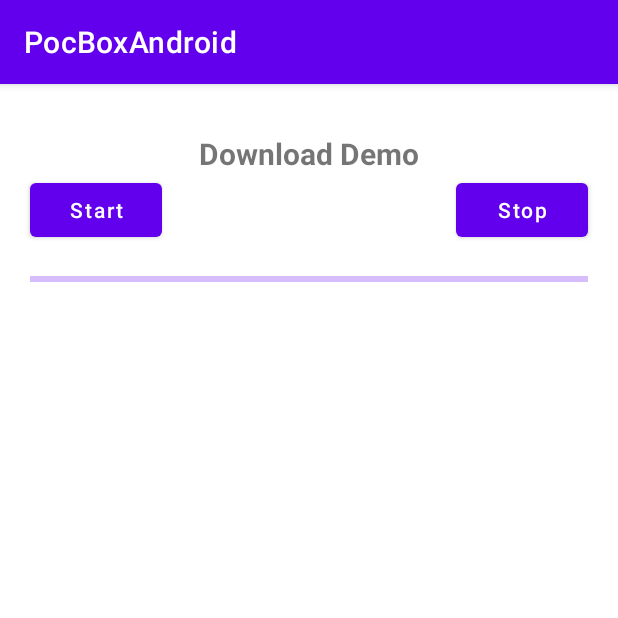
After one commit to roymithun/PocBoxAndroid, an Android app: the TestDownloadFragment screen opened through its navigation route, on a phone screen of 412 x 824 dp, the top half of it. The commit adds this screen. Run offline under Robolectric (Android 15) with nearby library versions, the phone set to English and light mode, and no system bars.

Commit message:
download manager implementation added

```diff
--- a/app/src/main/java/com/inhouse/pocboxandroid/topiclist/TopicListFragment.kt
+++ b/app/src/main/java/com/inhouse/pocboxandroid/topiclist/TopicListFragment.kt
@@ -45,6 +45,7 @@ class TopicListFragment : BaseFragment() {
                     when (it) {
                         0 -> TopicListFragmentDirections.actionTopicListFragmentToTopicImageSliderFragment()
                         1 -> TopicListFragmentDirections.actionTopicListFragmentToNotificationFragment()
+                        2 -> TopicListFragmentDirections.actionTopicListFragmentToTestDownloadFragment()
                         else -> null
                     }
                 action?.let { findNavController().navigate(action) }
@@ -57,8 +58,9 @@ class TopicListFragment : BaseFragment() {
         val topics: ArrayList<Topic> = ArrayList()
         topics.add(Topic("Image Slider", 0))
         topics.add(Topic("Notifications", 1))
-        topics.add(Topic("Tone Generator", 2))
-        topics.add(Topic("Signature Pad", 3))
+        topics.add(Topic("Download Test", 2))
+//        topics.add(Topic("Tone Generator", 2))
+//        topics.add(Topic("Signature Pad", 3))
         return topics
     }
 }
--- /dev/null
+++ b/app/src/main/java/com/inhouse/pocboxandroid/topics/download_manager/TestDownloadFragment.kt
@@ -0,0 +1,149 @@
+package com.inhouse.pocboxandroid.topics.download_manager
+
+import android.app.DownloadManager
+import android.content.BroadcastReceiver
+import android.content.Context
+import android.content.Intent
+import android.content.IntentFilter
+import android.net.Uri
+import android.os.Bundle
+import android.os.Environment
+import android.util.Log
+import android.view.LayoutInflater
+import android.view.View
+import android.view.ViewGroup
+import android.widget.ProgressBar
+import android.widget.Toast
+import androidx.fragment.app.Fragment
+import androidx.lifecycle.ViewModelProvider
+import com.inhouse.pocboxandroid.databinding.FragmentTestDownloadBinding
+import kotlinx.coroutines.*
+
+const val TAG = "TestDownloadFragment"
+
+// best source of large file url:
+// https://ocw.mit.edu/courses/mathematics/18-03sc-differential-equations-fall-2011/unit-i-first-order-differential-equations/geometric-methods/
+const val DOWNLOAD_URL =
+    "https://ia801900.us.archive.org/26/items/MIT7.016F18/MIT7_016F18_lec01_300k.mp4"
+//    "http://ia802305.us.archive.org/7/items/MIT18.03S06/mit-ocw-18.03-lec1-05feb2003-220k.mp4"
+//    "https://audio-ssl.itunes.apple.com/itunes-assets/AudioPreview125/v4/b7/f7/f1/b7f7f145-c824-33c1-ed57-7e991a20d440/mzaf_15742476855522572910.plus.aac.p.m4a"
+
+class TestDownloadFragment : Fragment() {
+    private lateinit var binding: FragmentTestDownloadBinding
+    private lateinit var downloadManager: DownloadManager
+    private val downloadUri: Uri by lazy {
+        Uri.parse(DOWNLOAD_URL)
+    }
+    private val viewModel: TestDownloadViewModel by lazy {
+        ViewModelProvider(this).get(TestDownloadViewModel::class.java)
+    }
+
+    private val coroutineExceptionHandler: CoroutineExceptionHandler =
+        CoroutineExceptionHandler { _, throwable ->
+            coroutineScope.launch(Dispatchers.Main) {
+                Log.e(TAG, "show error message")
+                Toast.makeText(requireContext(), "Encountered an error!", Toast.LENGTH_SHORT).show()
+            }
+
+            GlobalScope.launch { println("Caught $throwable") }
+        }
+    private val job = Job()
+    private val coroutineScope = CoroutineScope(Dispatchers.Main + job + coroutineExceptionHandler)
+
+    override fun onCreateView(
+        inflater: LayoutInflater, container: ViewGroup?,
+        savedInstanceState: Bundle?
+    ): View? {
+        binding = FragmentTestDownloadBinding.inflate(layoutInflater)
+        return binding.root
+    }
+
+    override fun onViewCreated(view: View, savedInstanceState: Bundle?) {
+        super.onViewCreated(view, savedInstanceState)
+        downloadManager =
+            requireContext().getSystemService(Context.DOWNLOAD_SERVICE) as DownloadManager
+
+        binding.btnDownload.setOnClickListener { downloadData() }
+
+        binding.btnStop.setOnClickListener {
+            downloading = false
+            downloadManager.remove(currentDownloadId)
+            binding.linearProgressIndicator.progress = 0
+            binding.linearProgressIndicator.requestLayout()
+        }
+    }
+
+    private fun dummyProgress(progressBar: ProgressBar) {
+        var progressStatus = 0
+        coroutineScope.launch(Dispatchers.IO) {
+            while (progressStatus < 100) {
+                progressStatus += 1
+                withContext(Dispatchers.Main) {
+                    progressBar.progress = progressStatus
+                }
+                Thread.sleep(200)
+            }
+        }
+    }
+
+    private var currentDownloadId: Long = -1
+    private fun downloadData() {
+        val downloadRequest = DownloadManager.Request(downloadUri)
+        downloadRequest.setTitle("Mp4 download")
+        downloadRequest.setDescription("A 30 seconds mp4 is to be downloaded from itunes store")
+        downloadRequest.setDestinationInExternalFilesDir(
+            requireContext(),
+            Environment.DIRECTORY_MUSIC,
+            "dummy.mp4"
+        )
+
+        currentDownloadId = downloadManager.enqueue(downloadRequest)
+        Log.d(TAG, "download = $currentDownloadId")
+        setupProgress(currentDownloadId)
+        requireContext().registerReceiver(downloadBroadcastReceiver, intentFilter)
+    }
+
+    var downloading = true
+    private fun setupProgress(downloadId: Long) {
+        val downloadQuery = DownloadManager.Query().setFilterById(downloadId)
+
+        val progressBar = binding.linearProgressIndicator
+        progressBar.apply {
+            max = 100
+        }
+        coroutineScope.launch(Dispatchers.IO) {
+            var progressStatus: Int
+            while (downloading) {
+                val c = downloadManager.query(downloadQuery)
+                if (c.moveToFirst()) {
+                    val totalSizeIndex: Int =
+                        c.getColumnIndex(DownloadManager.COLUMN_TOTAL_SIZE_BYTES)
+                    val totalSize = c.getInt(totalSizeIndex)
+                    val downloadedIndex: Int =
+                        c.getColumnIndex(DownloadManager.COLUMN_BYTES_DOWNLOADED_SO_FAR)
+                    val downloaded = c.getInt(downloadedIndex)
+                    Log.d(TAG, "(downloaded / totalSize) = ($downloaded / $totalSize)")
+                    if (totalSize > 0) {
+                        progressStatus = (downloaded * 100L / totalSize).toInt()
+                        Log.d(TAG, "progressStatus = $progressStatus")
+                        withContext(Dispatchers.Main) {
+                            binding.tvProgress.text =
+                                String.format("%s / %s", progressStatus, 100)
+                            progressBar.progress = progressStatus
+                        }
+                    }
+                }
+            }
+        }
+    }
+
+    val intentFilter = IntentFilter(DownloadManager.ACTION_DOWNLOAD_COMPLETE)
+    private val downloadBroadcastReceiver: BroadcastReceiver = object : BroadcastReceiver() {
+        override fun onReceive(context: Context?, intent: Intent?) {
+            //check if the broadcast message is for our enqueued download
+            val referenceId = intent?.getLongExtra(DownloadManager.EXTRA_DOWNLOAD_ID, -1)
+            Log.d(TAG, "downloadBroadcastReceiver onReceive $referenceId")
+            downloading = false
+        }
+    }
+}
--- /dev/null
+++ b/app/src/main/res/layout/fragment_test_download.xml
@@ -0,0 +1,86 @@
+<?xml version="1.0" encoding="utf-8"?>
+<androidx.constraintlayout.widget.ConstraintLayout xmlns:android="http://schemas.android.com/apk/res/android"
+    xmlns:app="http://schemas.android.com/apk/res-auto"
+    xmlns:tools="http://schemas.android.com/tools"
+    android:layout_width="match_parent"
+    android:layout_height="match_parent"
+    tools:context=".topics.download_manager.TestDownloadFragment">
+
+    <androidx.constraintlayout.widget.Guideline
+        android:id="@+id/guide_top"
+        android:layout_width="wrap_content"
+        android:layout_height="wrap_content"
+        android:orientation="horizontal"
+        app:layout_constraintGuide_begin="60dp" />
+
+    <androidx.constraintlayout.widget.Guideline
+        android:id="@+id/guide_start"
+        android:layout_width="wrap_content"
+        android:layout_height="wrap_content"
+        android:orientation="vertical"
+        app:layout_constraintGuide_begin="20dp" />
+
+    <androidx.constraintlayout.widget.Guideline
+        android:id="@+id/guide_end"
+        android:layout_width="wrap_content"
+        android:layout_height="wrap_content"
+        android:orientation="vertical"
+        app:layout_constraintGuide_end="20dp" />
+
+    <TextView
+        android:id="@+id/title"
+        android:layout_width="wrap_content"
+        android:layout_height="wrap_content"
+        android:text="Download Demo"
+        android:textSize="20sp"
+        android:textStyle="bold"
+        app:layout_constraintBottom_toTopOf="@+id/guide_top"
+        app:layout_constraintEnd_toEndOf="@id/guide_end"
+        app:layout_constraintStart_toStartOf="@id/guide_start" />
+
+    <Button
+        android:id="@+id/btn_download"
+        android:layout_width="wrap_content"
+        android:layout_height="wrap_content"
+        android:text="Start"
+        app:layout_constraintStart_toStartOf="@id/guide_start"
+        app:layout_constraintTop_toTopOf="@+id/guide_top" />
+
+    <!--    // pause is not supported-->
+    <Button
+        android:id="@+id/btn_pause"
+        android:layout_width="wrap_content"
+        android:layout_height="wrap_content"
+        android:text="Pause"
+        android:visibility="gone"
+        app:layout_constraintEnd_toEndOf="@id/guide_end"
+        app:layout_constraintStart_toStartOf="@id/btn_download"
+        app:layout_constraintTop_toTopOf="@id/guide_top" />
+
+    <Button
+        android:id="@+id/btn_stop"
+        android:layout_width="wrap_content"
+        android:layout_height="wrap_content"
+        android:text="Stop"
+        app:layout_constraintEnd_toStartOf="@id/guide_end"
+        app:layout_constraintTop_toTopOf="@id/guide_top" />
+
+    <com.google.android.material.progressindicator.LinearProgressIndicator
+        android:id="@+id/linear_progress_indicator"
+        android:layout_width="0dp"
+        android:layout_height="0dp"
+        android:layout_marginTop="20dp"
+        app:layout_constraintEnd_toEndOf="@id/guide_end"
+        app:layout_constraintStart_toStartOf="@id/guide_start"
+        app:layout_constraintTop_toBottomOf="@+id/btn_download" />
+
+    <TextView
+        android:id="@+id/tv_progress"
+        android:layout_width="wrap_content"
+        android:layout_height="wrap_content"
+        android:layout_margin="10dp"
+        android:textStyle="bold"
+        app:layout_constraintEnd_toStartOf="@id/guide_end"
+        app:layout_constraintTop_toBottomOf="@id/linear_progress_indicator"
+        tools:text="0 / 100" />
+</androidx.constraintlayout.widget.ConstraintLayout>
--- a/app/src/main/res/navigation/nav_graph.xml
+++ b/app/src/main/res/navigation/nav_graph.xml
@@ -26,6 +26,9 @@
             app:destination="@id/notificationFragment"
             app:enterAnim="@anim/slide_in_right"
             app:popEnterAnim="@anim/slide_in_right" />
+        <action
+            android:id="@+id/action_topicListFragment_to_testDownloadFragment"
+            app:destination="@id/testDownloadFragment" />
     </fragment>
     <fragment
         android:id="@+id/topicDetailFragment"
@@ -43,4 +46,9 @@
         android:name="com.inhouse.pocboxandroid.topics.notifications.NotificationFragment"
         android:label="fragment_notification"
         tools:layout="@layout/fragment_notification" />
+    <fragment
+        android:id="@+id/testDownloadFragment"
+        android:name="com.inhouse.pocboxandroid.topics.download_manager.TestDownloadFragment"
+        android:label="fragment_test_download"
+        tools:layout="@layout/fragment_test_download" />
 </navigation>
```
Also changed, not shown: app/src/main/java/com/inhouse/pocboxandroid/topics/download_manager/TestDownloadViewModel.kt (added, +7 -0 lines).
